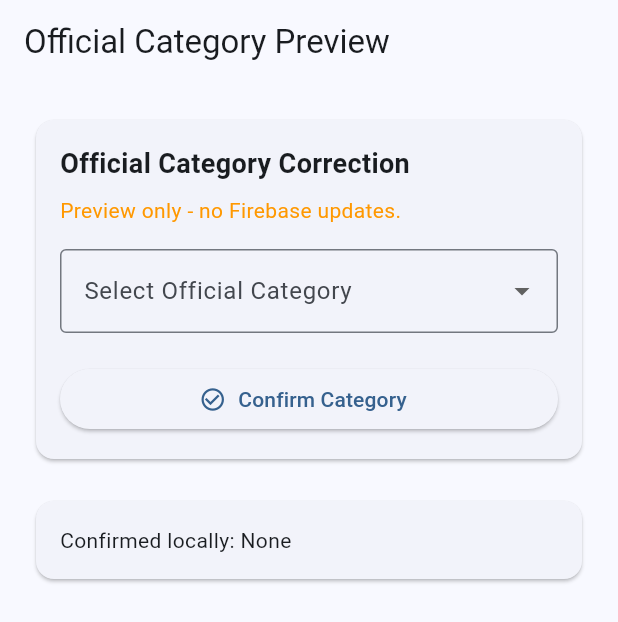
After one commit to qusai-r03/RASAD, a Flutter app: the OfficialCategoryPreviewScreen screen opened directly, on a phone screen of 412 x 824 dp. The commit adds this screen. Shown: the top 622 px of the screen. Run offline on Flutter 3.47's test engine with Material 3 defaults, Android fonts, the phone set to English and light mode, and no system bars; our stand-ins replace cloud_firestore, firebase_auth, firebase_core, flutter_riverpod, go_router, google_fonts; accounts and stored records are empty.

Commit message:
Integrate Week 3 category correction and employee review previews

```diff
--- /dev/null
+++ b/lib/features/complaints/widgets/official_category_editor.dart
@@ -0,0 +1,111 @@
+import 'package:flutter/material.dart';
+
+class OfficialCategoryEditor extends StatefulWidget {
+  final String? initialCategory;
+  final List<String> categories;
+  final ValueChanged<String> onCategoryChanged;
+
+  const OfficialCategoryEditor({
+    super.key,
+    this.initialCategory,
+    required this.categories,
+    required this.onCategoryChanged,
+  });
+
+  @override
+  State<OfficialCategoryEditor> createState() => _OfficialCategoryEditorState();
+}
+
+class _OfficialCategoryEditorState extends State<OfficialCategoryEditor> {
+  String? _selectedCategory;
+
+  @override
+  void initState() {
+    super.initState();
+
+    _selectedCategory = widget.categories.contains(widget.initialCategory)
+        ? widget.initialCategory
+        : null;
+  }
+
+  Future<void> _confirmCategory() async {
+    final category = _selectedCategory;
+
+    if (category == null) {
+      ScaffoldMessenger.of(context).showSnackBar(
+        const SnackBar(content: Text('Please select a category.')),
+      );
+      return;
+    }
+
+    final confirmed = await showDialog<bool>(
+      context: context,
+      builder: (dialogContext) => AlertDialog(
+        title: const Text('Confirm Official Category'),
+        content: Text('Set the official category to "$category"?'),
+        actions: [
+          TextButton(
+            onPressed: () => Navigator.pop(dialogContext, false),
+            child: const Text('Cancel'),
+          ),
+          ElevatedButton(
+            onPressed: () => Navigator.pop(dialogContext, true),
+            child: const Text('Confirm'),
+          ),
+        ],
+      ),
+    );
+
+    if (!mounted || confirmed != true) return;
+
+    widget.onCategoryChanged(category);
+  }
+
+  @override
+  Widget build(BuildContext context) {
+    return Card(
+      child: Padding(
+        padding: const EdgeInsets.all(16),
+        child: Column(
+          crossAxisAlignment: CrossAxisAlignment.start,
+          children: [
+            const Text(
+              'Official Category Correction',
+              style: TextStyle(fontSize: 18, fontWeight: FontWeight.bold),
+            ),
+            const SizedBox(height: 8),
+            const Text(
+              'Preview only - no Firebase updates.',
+              style: TextStyle(color: Colors.orange),
+            ),
+            const SizedBox(height: 16),
+            DropdownButtonFormField<String>(
+              initialValue: _selectedCategory,
+              decoration: const InputDecoration(
+                labelText: 'Select Official Category',
+                border: OutlineInputBorder(),
+              ),
+              items: widget.categories.map((category) {
+                return DropdownMenuItem(value: category, child: Text(category));
+              }).toList(),
+              onChanged: (value) {
+                setState(() {
+                  _selectedCategory = value;
+                });
+              },
+            ),
+            const SizedBox(height: 20),
+            SizedBox(
+              width: double.infinity,
+              child: ElevatedButton.icon(
+                onPressed: _confirmCategory,
+                icon: const Icon(Icons.check_circle_outline),
+                label: const Text('Confirm Category'),
+              ),
+            ),
+          ],
+        ),
+      ),
+    );
+  }
+}
--- /dev/null
+++ b/lib/main_official_category_preview.dart
@@ -0,0 +1,80 @@
+import 'package:flutter/material.dart';
+
+import 'features/complaints/widgets/official_category_editor.dart';
+
+void main() {
+  runApp(const OfficialCategoryPreviewApp());
+}
+
+class OfficialCategoryPreviewApp extends StatelessWidget {
+  const OfficialCategoryPreviewApp({super.key});
+
+  @override
+  Widget build(BuildContext context) {
+    return MaterialApp(
+      debugShowCheckedModeBanner: false,
+      theme: ThemeData(
+        colorScheme: ColorScheme.fromSeed(seedColor: const Color(0xFF123B5D)),
+        useMaterial3: true,
+      ),
+      home: const OfficialCategoryPreviewScreen(),
+    );
+  }
+}
+
+class OfficialCategoryPreviewScreen extends StatefulWidget {
+  const OfficialCategoryPreviewScreen({super.key});
+
+  @override
+  State<OfficialCategoryPreviewScreen> createState() =>
+      _OfficialCategoryPreviewScreenState();
+}
+
+class _OfficialCategoryPreviewScreenState
+    extends State<OfficialCategoryPreviewScreen> {
+  String? _confirmedCategory;
+
+  // Temporary values for UI testing only.
+  static const categories = [
+    'pothole',
+    'garbage',
+    'street_light',
+    'water_leak',
+  ];
+
+  @override
+  Widget build(BuildContext context) {
+    return Scaffold(
+      appBar: AppBar(title: const Text('Official Category Preview')),
+      body: Center(
+        child: ConstrainedBox(
+          constraints: const BoxConstraints(maxWidth: 650),
+          child: ListView(
+            padding: const EdgeInsets.all(20),
+            children: [
+              OfficialCategoryEditor(
+                initialCategory: _confirmedCategory,
+                categories: categories,
+                onCategoryChanged: (category) {
+                  setState(() {
+                    _confirmedCategory = category;
+                  });
+                },
+              ),
+              const SizedBox(height: 20),
+              Card(
+                child: Padding(
+                  padding: const EdgeInsets.all(16),
+                  child: Text(
+                    'Confirmed locally: '
+                    '${_confirmedCategory ?? "None"}',
+                  ),
+                ),
+              ),
+            ],
+          ),
+        ),
+      ),
+    );
+  }
+}
```
Also changed, not shown: lib/features/complaints/screens/report_details_screen.dart (+103 -8 lines).
